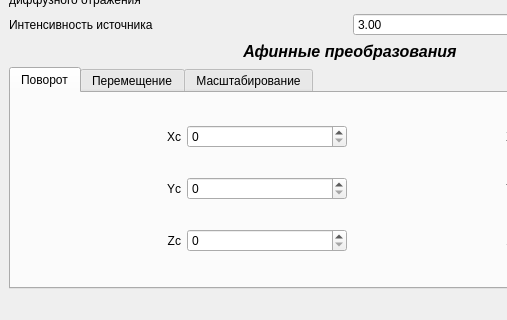
This is landscape_generator/mainwindow.ui in nikitalystsev/cg_course as Qt 5 draws it before an edit; both pictures show x 0 to 507 and y 519 to 839 of the 1408 by 839 pixel window. The edited form follows.
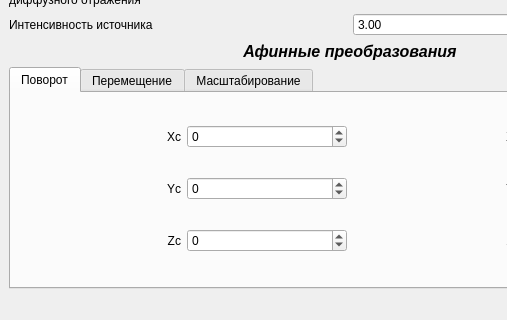
This is the edited form.

Commit message: последние правки

```diff
--- a/landscape_generator/mainwindow.ui
+++ b/landscape_generator/mainwindow.ui
@@ -454,7 +454,14 @@
           <item>
            <layout class="QGridLayout" name="rotateLayout">
             <item row="2" column="1">
-             <widget class="QSpinBox" name="rotateZcSpinBox"/>
+             <widget class="QSpinBox" name="rotateZcSpinBox">
+              <property name="minimum">
+               <number>-10000</number>
+              </property>
+              <property name="maximum">
+               <number>10000</number>
+              </property>
+             </widget>
             </item>
             <item row="1" column="3">
              <widget class="QSpinBox" name="rotateYSpinbox">
@@ -497,7 +504,14 @@
              </widget>
             </item>
             <item row="1" column="1">
-             <widget class="QSpinBox" name="rotateYcSpinBox"/>
+             <widget class="QSpinBox" name="rotateYcSpinBox">
+              <property name="minimum">
+               <number>-10000</number>
+              </property>
+              <property name="maximum">
+               <number>10000</number>
+              </property>
+             </widget>
             </item>
             <item row="2" column="3">
              <widget class="QSpinBox" name="rotateZSpinbox">
@@ -533,7 +547,14 @@
              </widget>
             </item>
             <item row="0" column="1">
-             <widget class="QSpinBox" name="rotateXcSpinBox"/>
+             <widget class="QSpinBox" name="rotateXcSpinBox">
+              <property name="minimum">
+               <number>-10000</number>
+              </property>
+              <property name="maximum">
+               <number>10000</number>
+              </property>
+             </widget>
             </item>
             <item row="1" column="0">
              <widget class="QLabel" name="rotateYcLabel">
```
Left out of the diff: 33 changed lines with no effect on the pictures.
